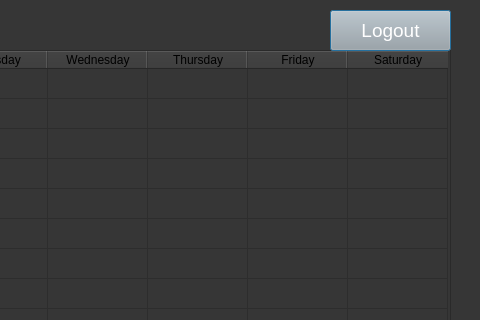
Before: the Qt Designer form Front End/schedule.ui in 3wes22/Online-Course-Scheduler, drawn with Qt 5; both pictures show x 310 to 790 and y 0 to 320 of the 1138 by 850 pixel window.
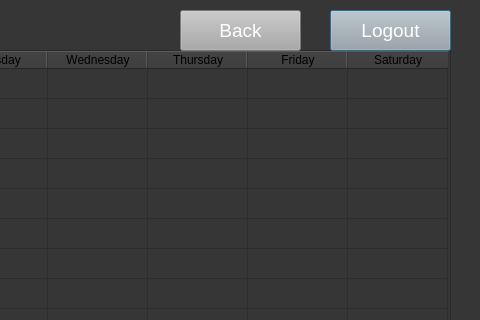
After: the same form once the commit is applied.

Commit message: Added back button on the schedule page

Patch:
```diff
--- a/Front End/schedule.ui
+++ b/Front End/schedule.ui
@@ -161,6 +161,22 @@
     <string>Logout</string>
    </property>
   </widget>
+  <widget class="QPushButton" name="backButton">
+   <property name="geometry">
+    <rect>
+     <x>490</x>
+     <y>10</y>
+     <width>121</width>
+     <height>41</height>
+    </rect>
+   </property>
+   <property name="styleSheet">
+    <string notr="true">background-color: rgb(167, 168, 167); font-size:14pt; color:rgb(255, 255, 255)</string>
+   </property>
+   <property name="text">
+    <string>Back</string>
+   </property>
+  </widget>
  </widget>
  <resources/>
  <connections/>
```
The commit also changes 1 other file.
